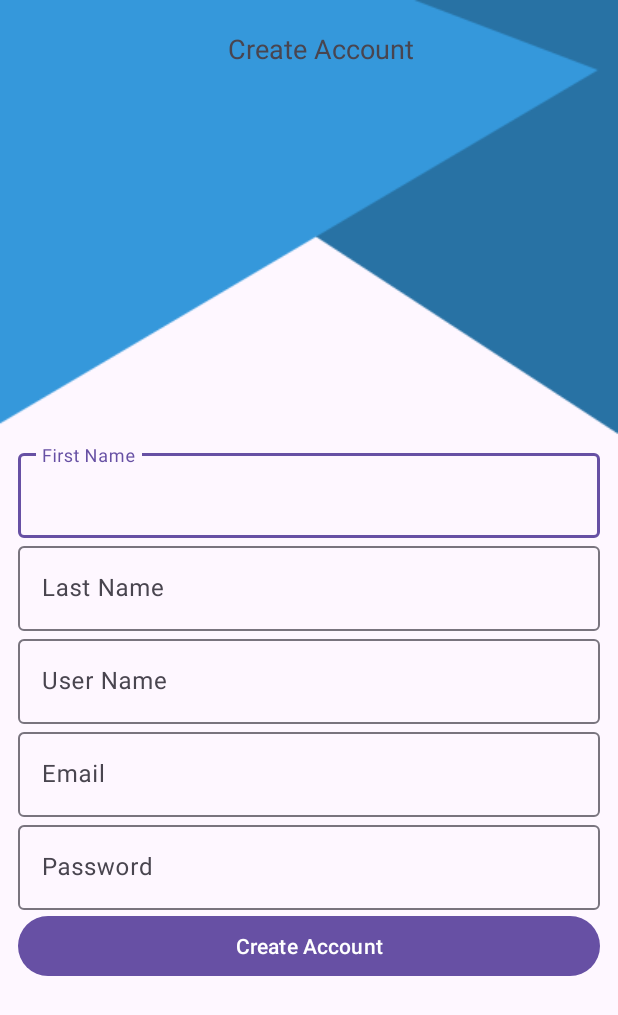
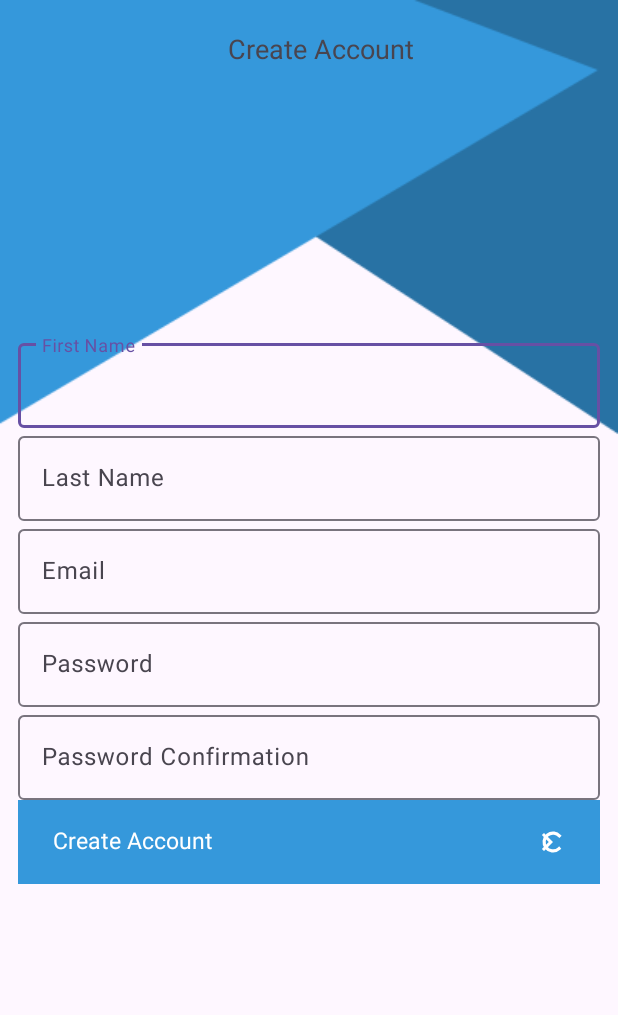
Before and after one commit to mohamedibrahemanwar/Chat_Application, an Android app: the screen it shows after launch (RegisterActivity), on a phone screen of 412 x 824 dp. Shown: the top 1015 px of the screen. Run offline under Robolectric (Android 15) with nearby library versions, the phone set to English and light mode, and no system bars; our stand-ins replace Firebase (no records; nobody signed in at launch, a user with empty details on screens opened directly), data binding; libraries missing offline, so code that uses them is left out: android.view; 2 statements that could not run were skipped.

Commit message:
/ login page / register page

```diff
--- a/app/src/main/AndroidManifest.xml
+++ b/app/src/main/AndroidManifest.xml
@@ -1,7 +1,7 @@
 <?xml version="1.0" encoding="utf-8"?>
 <manifest xmlns:android="http://schemas.android.com/apk/res/android"
     xmlns:tools="http://schemas.android.com/tools">
-
+    <uses-permission android:name="android.permission.INTERNET"/>
     <application
         android:allowBackup="true"
         android:dataExtractionRules="@xml/data_extraction_rules"
@@ -22,7 +22,6 @@
             android:exported="true">
             <intent-filter>
                 <action android:name="android.intent.action.MAIN" />
-
                 <category android:name="android.intent.category.LAUNCHER" />
             </intent-filter>
         </activity>
--- /dev/null
+++ b/app/src/main/java/com/example/chatapp/ui/BindingAdapter.kt
@@ -0,0 +1,12 @@
+package com.example.chatapp.ui
+
+import androidx.databinding.BindingAdapter
+import com.google.android.material.textfield.TextInputLayout
+
+@BindingAdapter("app:Error")
+fun bindErrorOnTextInputLayout(
+    textInputLayout: TextInputLayout,
+    message : String?
+){
+    textInputLayout.error = message
+}
--- a/app/src/main/java/com/example/chatapp/ui/register/RegisterActivity.kt
+++ b/app/src/main/java/com/example/chatapp/ui/register/RegisterActivity.kt
@@ -1,11 +1,13 @@
 package com.example.chatapp.ui.register
 
+import android.content.DialogInterface
 import androidx.appcompat.app.AppCompatActivity
 import android.os.Bundle
 import androidx.databinding.DataBindingUtil
 import androidx.lifecycle.ViewModelProvider
 import com.example.chatapp.R
 import com.example.chatapp.databinding.ActivityRegisterBinding
+import com.example.chatapp.ui.showMessage
 
 class RegisterActivity : AppCompatActivity() {
     lateinit var viewBinding: ActivityRegisterBinding
@@ -14,11 +16,26 @@ class RegisterActivity : AppCompatActivity() {
         super.onCreate(savedInstanceState)
         //viewBinding = DataBindingUtil.setContentView(this,R.layout.activity_register)
         initViews()
+        subscribeToLiveData()
+    }
+
+    private fun subscribeToLiveData() {
+        viewModel.errorLiveData.observe(this){
+            showMessage(it.message?:"something went error",
+                posActionName = "ok",
+                posAction = { dialogInterface, i ->
+                    dialogInterface.dismiss()
+                }
+                )
+        }
     }
 
     private fun initViews() {
         viewBinding = ActivityRegisterBinding.inflate(layoutInflater)
         setContentView(viewBinding.root)
         viewModel = ViewModelProvider(this)[RegisterViewModel::class.java]
+        viewBinding.lifecycleOwner = this
+        viewBinding.vm = viewModel
+
     }
 }
--- a/app/src/main/java/com/example/chatapp/ui/register/RegisterViewModel.kt
+++ b/app/src/main/java/com/example/chatapp/ui/register/RegisterViewModel.kt
@@ -1,6 +1,97 @@
 package com.example.chatapp.ui.register
 
+import androidx.lifecycle.MutableLiveData
 import androidx.lifecycle.ViewModel
+import com.example.chatapp.ui.ViewError
+import com.google.firebase.auth.FirebaseAuth
+import com.google.firebase.auth.ktx.auth
+import com.google.firebase.ktx.Firebase
 
 class RegisterViewModel : ViewModel() {
+    val errorLiveData = MutableLiveData<ViewError>()
+    val isLoading = MutableLiveData<Boolean>()
+
+    val firstName = MutableLiveData<String>()
+    val lastName = MutableLiveData<String>()
+    val email = MutableLiveData<String>()
+    val password = MutableLiveData<String>()
+    val passwordConfirmation = MutableLiveData<String>()
+
+
+    val firstNameError = MutableLiveData<String?>()
+    val lastNameError = MutableLiveData<String?>()
+    val emailError = MutableLiveData<String?>()
+    val passwordError = MutableLiveData<String?>()
+    val passwordConfirmationError = MutableLiveData<String?>()
+
+
+    val auth = Firebase.auth
+    fun register() {
+        if (!validForm()) {
+            return
+        } else {
+            isLoading.postValue(true)
+            auth.createUserWithEmailAndPassword(email.value!!, password.value!!)
+                .addOnCompleteListener {
+                    isLoading.postValue(false)
+                    if (it.isSuccessful) {
+                        errorLiveData.postValue(
+                            ViewError(message = it.result.user?.uid)
+                        )
+
+                    } else {
+                        // show Error
+                        errorLiveData.postValue(
+                            ViewError(it.exception?.localizedMessage)
+                        )
+                    }
+                }
+        }
+    }
+
+    private fun validForm(): Boolean {
+        var isValid = true
+        if (firstName.value.isNullOrBlank()) {
+            // show error
+            firstNameError.postValue("Please enter first name")
+            isValid = false
+        } else {
+            firstNameError.postValue(null)
+        }
+
+        if (lastName.value.isNullOrBlank()) {
+            // show error
+            lastNameError.postValue("Please enter last name")
+            isValid = false
+        } else {
+            lastNameError.postValue(null)
+        }
+
+        if (email.value.isNullOrBlank()) {
+            // show error
+            emailError.postValue("Please enter your email")
+            isValid = false
+        } else {
+            emailError.postValue(null)
+        }
+
+        if (password.value.isNullOrBlank()) {
+            // show error
+            passwordError.postValue("Please enter a strong password")
+            isValid = false
+        } else {
+            passwordError.postValue(null)
+        }
+
+        if (passwordConfirmation.value != password.value ||
+            passwordConfirmation.value.isNullOrBlank()
+        ) {
+            // show error
+            passwordConfirmationError.postValue("password doesn't match")
+            isValid = false
+        } else {
+            passwordConfirmationError.postValue(null)
+        }
+        return isValid
+    }
 }
--- /dev/null
+++ b/app/src/main/res/drawable/ic_next.xml
@@ -0,0 +1,5 @@
+<vector android:autoMirrored="true" android:height="24dp"
+    android:tint="#FFFFFF" android:viewportHeight="24"
+    android:viewportWidth="24" android:width="24dp" xmlns:android="http://schemas.android.com/apk/res/android">
+    <path android:fillColor="@android:color/white" android:pathData="M10,6L8.59,7.41 13.17,12l-4.58,4.59L10,18l6,-6z"/>
+</vector>
--- a/app/src/main/res/layout/activity_register.xml
+++ b/app/src/main/res/layout/activity_register.xml
@@ -5,13 +5,16 @@
 
     <data>
 
+        <variable
+            name="vm"
+            type="com.example.chatapp.ui.register.RegisterViewModel" />
     </data>
 
 
     <androidx.coordinatorlayout.widget.CoordinatorLayout
-        android:background="@drawable/background"
         android:layout_width="match_parent"
         android:layout_height="match_parent"
+        android:background="@drawable/background"
         tools:context=".ui.register.RegisterActivity">
 
         <com.google.android.material.appbar.AppBarLayout
@@ -24,8 +27,7 @@
                 android:id="@+id/toolbar"
                 android:layout_width="match_parent"
                 android:layout_height="?attr/actionBarSize"
-                android:background="@color/transparent"
-                >
+                android:background="@color/transparent">
 
                 <androidx.constraintlayout.widget.ConstraintLayout
                     android:layout_width="match_parent"
@@ -35,11 +37,11 @@
                         android:layout_width="wrap_content"
                         android:layout_height="wrap_content"
                         android:text="Create Account"
+                        android:textSize="18sp"
+                        app:layout_constraintBottom_toBottomOf="parent"
+                        app:layout_constraintEnd_toEndOf="parent"
                         app:layout_constraintStart_toStartOf="parent"
-                        app:layout_constraintEnd_toEndOf="parent"
                         app:layout_constraintTop_toTopOf="parent"
-                        app:layout_constraintBottom_toBottomOf="parent"
-                        android:textSize="18sp"
 
                         />
 
@@ -50,9 +52,10 @@
 
         </com.google.android.material.appbar.AppBarLayout>
 
-<include
-    android:id="@+id/content"
-    layout="@layout/content_register"/>
+        <include
+            android:id="@+id/content"
+            layout="@layout/content_register"
+            app:vm="@{vm}" />
 
     </androidx.coordinatorlayout.widget.CoordinatorLayout>
 </layout>
--- a/app/src/main/res/layout/content_register.xml
+++ b/app/src/main/res/layout/content_register.xml
@@ -5,7 +5,10 @@
     tools:showIn="@layout/activity_register">
 
     <data>
-
+        <import type="android.view.View"/>
+        <variable
+            name="vm"
+            type="com.example.chatapp.ui.register.RegisterViewModel" />
     </data>
 
     <androidx.constraintlayout.widget.ConstraintLayout
@@ -21,7 +24,7 @@
             android:layout_width="wrap_content"
             android:layout_height="wrap_content"
             android:orientation="horizontal"
-            app:layout_constraintGuide_percent=".3" />
+            app:layout_constraintGuide_percent=".2" />
 
         <LinearLayout
             android:layout_width="match_parent"
@@ -33,12 +36,14 @@
                 android:id="@+id/first_name_layout"
                 android:layout_width="match_parent"
                 android:layout_height="wrap_content"
+                app:Error="@{vm.firstNameError}"
                 app:boxBackgroundColor="@color/transparent">
 
                 <EditText
                     android:layout_width="match_parent"
                     android:layout_height="wrap_content"
                     android:hint="First Name"
+                    android:text="@={vm.firstName}"
                     />
             </com.google.android.material.textfield.TextInputLayout>
 
@@ -46,6 +51,7 @@
                 android:id="@+id/last_name_layout"
                 android:layout_width="match_parent"
                 android:layout_height="wrap_content"
+                app:Error="@{vm.lastNameError}"
                 app:boxBackgroundColor="@color/transparent"
                 >
 
@@ -53,12 +59,14 @@
                     android:layout_width="match_parent"
                     android:layout_height="wrap_content"
                     android:hint="Last Name"
+                    android:text="@={vm.lastName}"
                     />
             </com.google.android.material.textfield.TextInputLayout>
 
             <com.google.android.material.textfield.TextInputLayout
                 android:id="@+id/user_name_layout"
                 android:layout_width="match_parent"
+                app:Error="@{vm.emailError}"
                 android:layout_height="wrap_content"
                 app:boxBackgroundColor="@color/transparent"
                 >
@@ -66,22 +74,24 @@
                 <EditText
                     android:layout_width="match_parent"
                     android:layout_height="wrap_content"
-                    android:hint="User Name"
+                    android:hint="Email"
+                    android:text="@={vm.email}"
                     />
             </com.google.android.material.textfield.TextInputLayout>
 
             <com.google.android.material.textfield.TextInputLayout
                 android:id="@+id/email_layout"
                 android:layout_width="match_parent"
+                app:Error="@{vm.passwordError}"
                 android:layout_height="wrap_content"
                 app:boxBackgroundColor="@color/transparent"
-
                 >
 
                 <EditText
                     android:layout_width="match_parent"
                     android:layout_height="wrap_content"
-                    android:hint="Email"
+                    android:hint="Password"
+                    android:text="@={vm.password}"
                     />
             </com.google.android.material.textfield.TextInputLayout>
 
@@ -90,22 +100,57 @@
                 android:layout_width="match_parent"
                 android:layout_height="wrap_content"
                 app:boxBackgroundColor="@color/transparent"
+                app:Error="@{vm.passwordConfirmationError}"
                 >
 
                 <EditText
                     android:layout_width="match_parent"
                     android:layout_height="wrap_content"
-                    android:hint="Password"
+                    android:hint="Password Confirmation"
+                    android:text="@={vm.passwordConfirmation}"
                     />
             </com.google.android.material.textfield.TextInputLayout>
-
-            <Button
+        <androidx.constraintlayout.widget.ConstraintLayout
+            android:layout_width="match_parent"
+            android:layout_height="match_parent"
+            android:background="@color/blue"
+            android:drawableEnd="@drawable/ic_next"
+            android:onClick="@{()-> vm.register()}"
+            android:paddingVertical="16dp"
+            android:paddingHorizontal="23dp"
+            >
+            <TextView
                 android:id="@+id/create_account"
-                android:layout_width="match_parent"
+                android:layout_width="wrap_content"
                 android:layout_height="wrap_content"
+                app:layout_constraintTop_toTopOf="parent"
+                app:layout_constraintStart_toStartOf="parent"
+                android:textSize="15sp"
+                android:textColor="@color/white"
                 android:text="Create Account"
-                android:paddingVertical="8dp" />
-
+                android:textAllCaps="false"
+                 />
+            <ImageView
+                android:layout_width="wrap_content"
+                android:layout_height="wrap_content"
+                android:src="@drawable/ic_next"
+                android:visibility="@{vm.isLoading()?View.GONE:View.VISIBLE}"
+                app:layout_constraintEnd_toEndOf="parent"
+                app:layout_constraintTop_toTopOf="parent"
+                app:layout_constraintBottom_toBottomOf="parent"
+                />
+            <ProgressBar
+                style="?android:attr/progressBarStyleSmall"
+                android:layout_width="wrap_content"
+                android:layout_height="wrap_content"
+                android:src="@drawable/ic_next"
+                android:visibility="@{vm.isLoading()?View.VISIBLE:View.GONE}"
+                android:indeterminateTint="@color/white"
+                app:layout_constraintEnd_toEndOf="parent"
+                app:layout_constraintTop_toTopOf="parent"
+                app:layout_constraintBottom_toBottomOf="parent"
+                />
+        </androidx.constraintlayout.widget.ConstraintLayout>
         </LinearLayout>
 
 
--- a/build.gradle
+++ b/build.gradle
@@ -2,4 +2,6 @@
 plugins {
 id 'com.android.application' version '8.1.1' apply false
     id 'org.jetbrains.kotlin.android' version '1.9.0' apply false
+    // Add the dependency for the Google services Gradle plugin
+    id("com.google.gms.google-services") version "4.3.15" apply false
 }
```
Also changed, not shown: app/build.gradle (+10 -0 lines), app/src/main/java/com/example/chatapp/ui/DialogsExtension.kt (added, +25 -0 lines), app/src/main/java/com/example/chatapp/ui/ViewError.kt (added, +10 -0 lines), app/src/main/java/com/example/chatapp/ui/login/LoginActivity.kt (+17 -0 lines), app/src/main/java/com/example/chatapp/ui/login/LoginViewModel.kt (+58 -0 lines), app/src/main/res/layout/activity_login.xml (+6 -1 lines), app/src/main/res/layout/content_login.xml (+11 -4 lines), 1 other file.
